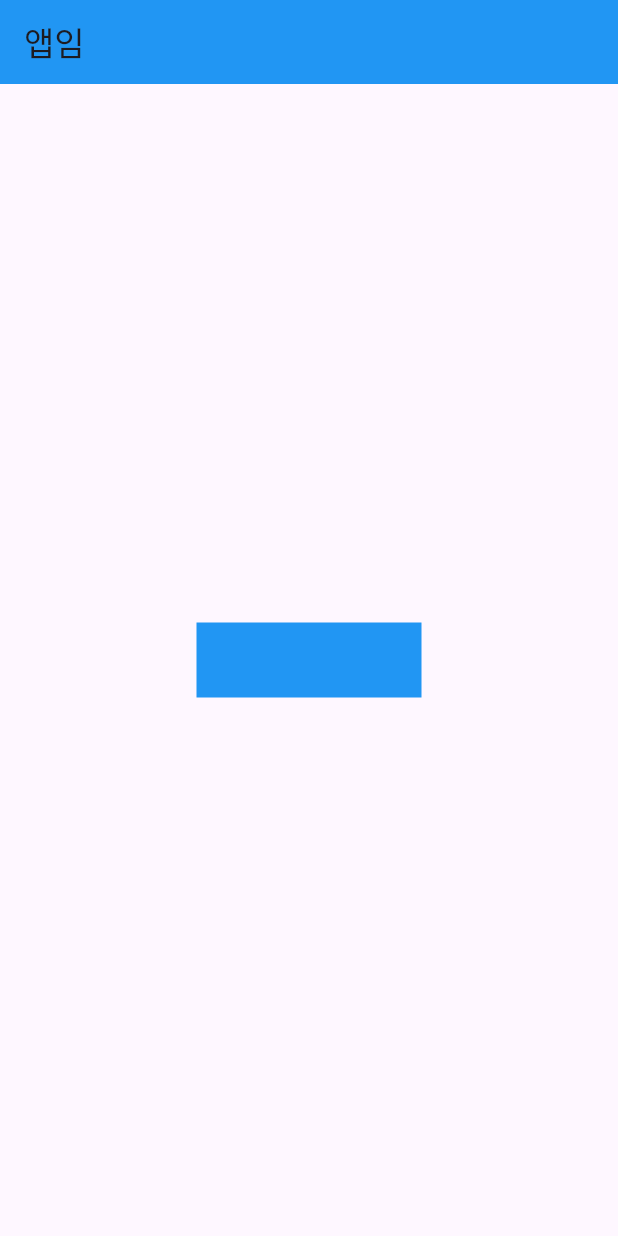
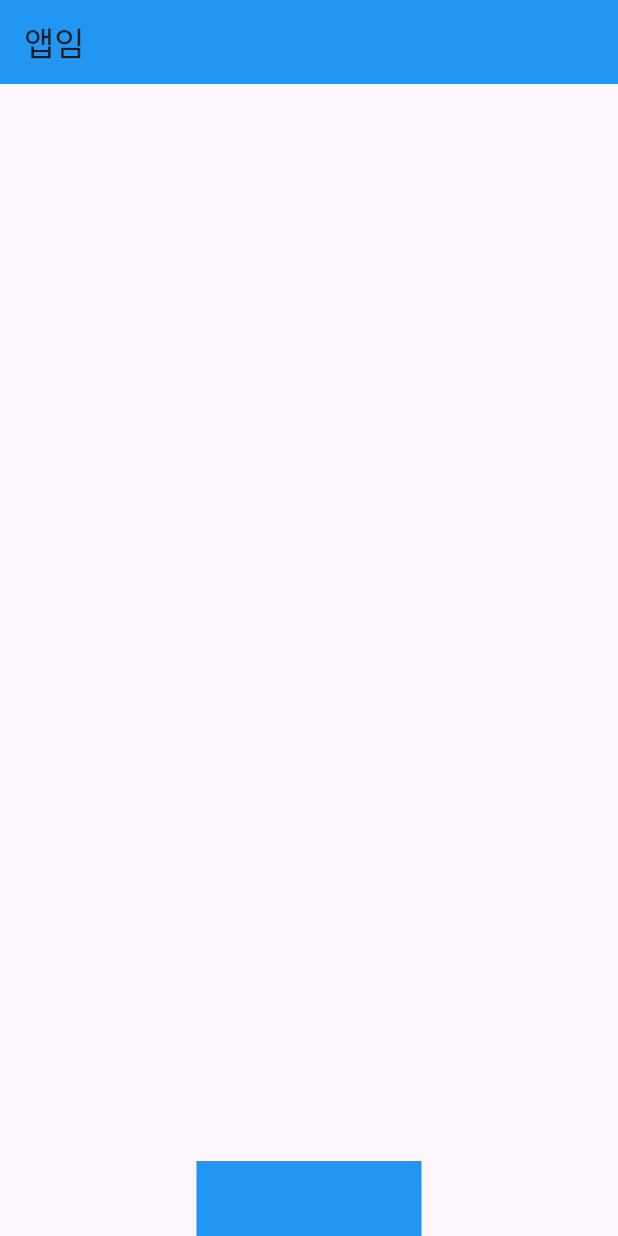
Before and after one commit to westzeroright/myfirstApp, a Flutter app: the screen it shows after launch, on a phone screen of 412 x 824 dp. Run offline on Flutter 3.47's test engine with Material 3 defaults, Android fonts, the phone set to English and light mode, and no system bars.

Commit message:
feat: 박스 하단 중앙 정렬

```diff
--- a/lib/main.dart
+++ b/lib/main.dart
@@ -17,7 +17,8 @@ class MyApp extends StatelessWidget {
         flexibleSpace: Container(
           color: Colors.blue,
         )),
-        body: Center(
+        body: Align(
+          alignment: Alignment.bottomCenter,
           child: Container(
             width: 150, height: 50, color: Colors.blue,
           ),
```
